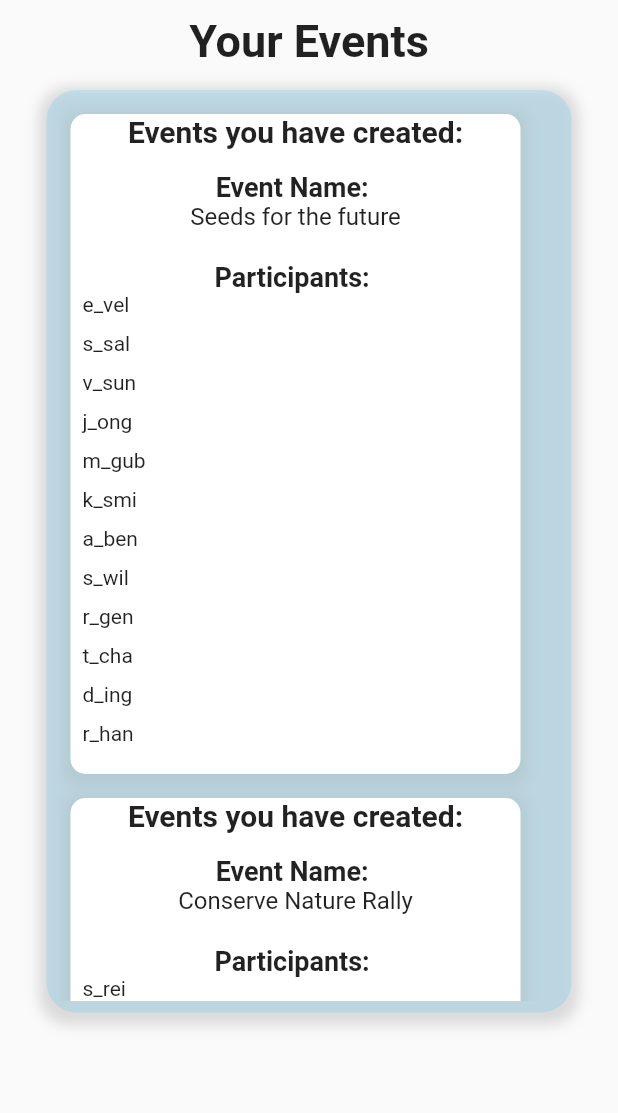
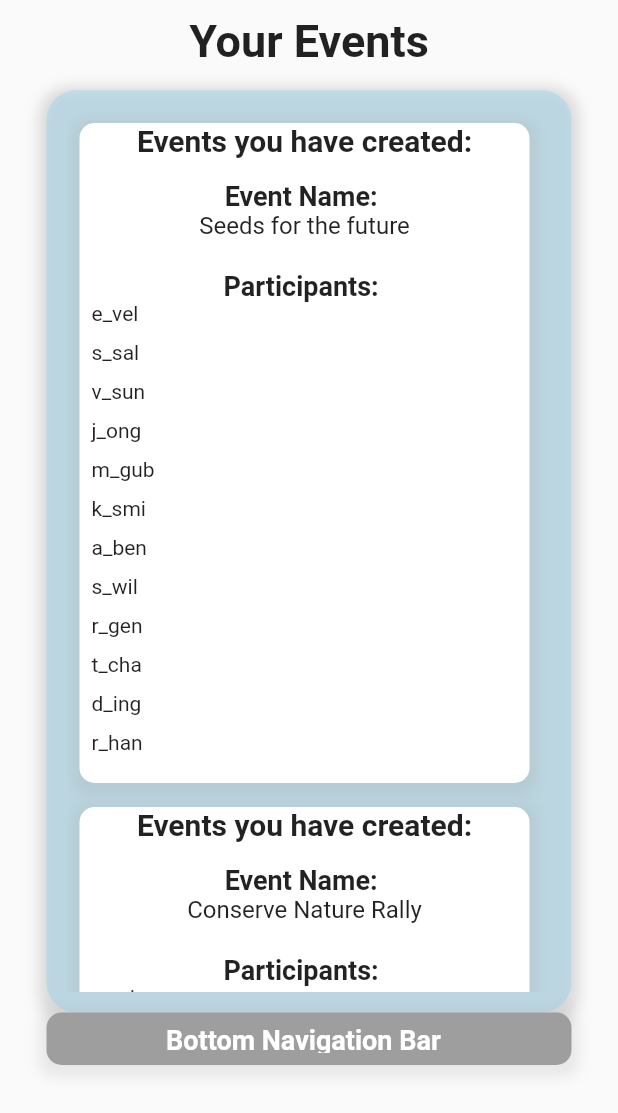
Before and after one commit to shamasaleem/flutter_app_eco_act2020, a Flutter app: the screen it shows after launch, on a phone screen of 412 x 824 dp. Shown: the top 1113 px of the screen. Run offline on Flutter 3.47's test engine with Material 2 defaults, Android fonts, the phone set to English and light mode, and no system bars; our stand-ins replace curved_navigation_bar.

Commit message:
Commit 4

```diff
--- a/lib/screens/event_roster.dart
+++ b/lib/screens/event_roster.dart
@@ -37,7 +37,7 @@ class _YourCreatedEventsState extends State<YourCreatedEvents> {
                   ],
                 ),
               child: Padding(
-                padding: const EdgeInsets.all(8.0),
+                padding: const EdgeInsets.all(14.0),
                 child: SingleChildScrollView(
                   child: Column(
                     crossAxisAlignment: CrossAxisAlignment.start,
@@ -186,6 +186,32 @@ class _YourCreatedEventsState extends State<YourCreatedEvents> {
                 ),
               ),
             ),
+            Container(
+              decoration: BoxDecoration (
+                color: Colors.grey,
+                borderRadius: BorderRadius.circular(10.0),
+                boxShadow: [
+                  BoxShadow(
+                    color: Colors.grey.withOpacity(0.2),
+                    spreadRadius: 5,
+                    blurRadius:7,
+                    offset: Offset(0,3),
+                  ),
+                ],
+              ),
+              child: Padding(
+                padding: const EdgeInsets.all(8.0),
+                child: Text('                Bottom Navigation Bar',
+                  style: TextStyle(
+                    fontSize: 18.0,
+                    fontWeight: FontWeight.bold,
+                    color: Colors.white,
+                  ),
+                ),
+              ),
+              height: 35.0,
+              width: 350.0,
+            ),
           ],
         ),
       ),
```
